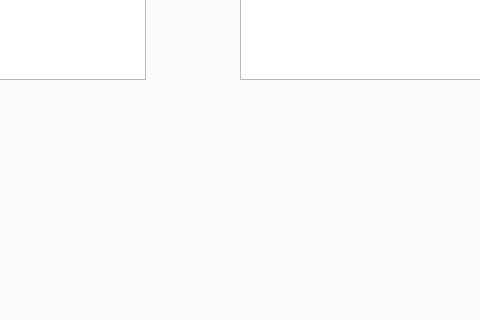
This is app/ui/MainWindows.ui in fenix15100/TrueTables as Qt 5 draws it before an edit; both pictures show x 231 to 711 and y 306 to 626 of the 958 by 838 pixel window. The edited form follows.
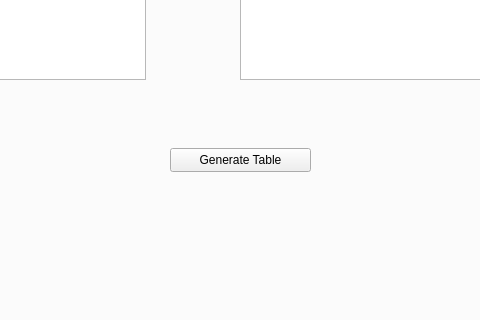
This is the edited form.

```diff
--- a/app/ui/MainWindows.ui
+++ b/app/ui/MainWindows.ui
@@ -116,6 +116,22 @@
          </rect>
         </property>
        </widget>
+       <widget class="QPushButton" name="generateTable">
+        <property name="enabled">
+         <bool>true</bool>
+        </property>
+        <property name="geometry">
+         <rect>
+          <x>390</x>
+          <y>400</y>
+          <width>141</width>
+          <height>24</height>
+         </rect>
+        </property>
+        <property name="text">
+         <string>Generate Table</string>
+        </property>
+       </widget>
       </widget>
       <widget class="QWidget" name="tabTable">
        <attribute name="title">
```
Left out of the diff: 12 changed lines with no effect on the pictures.
